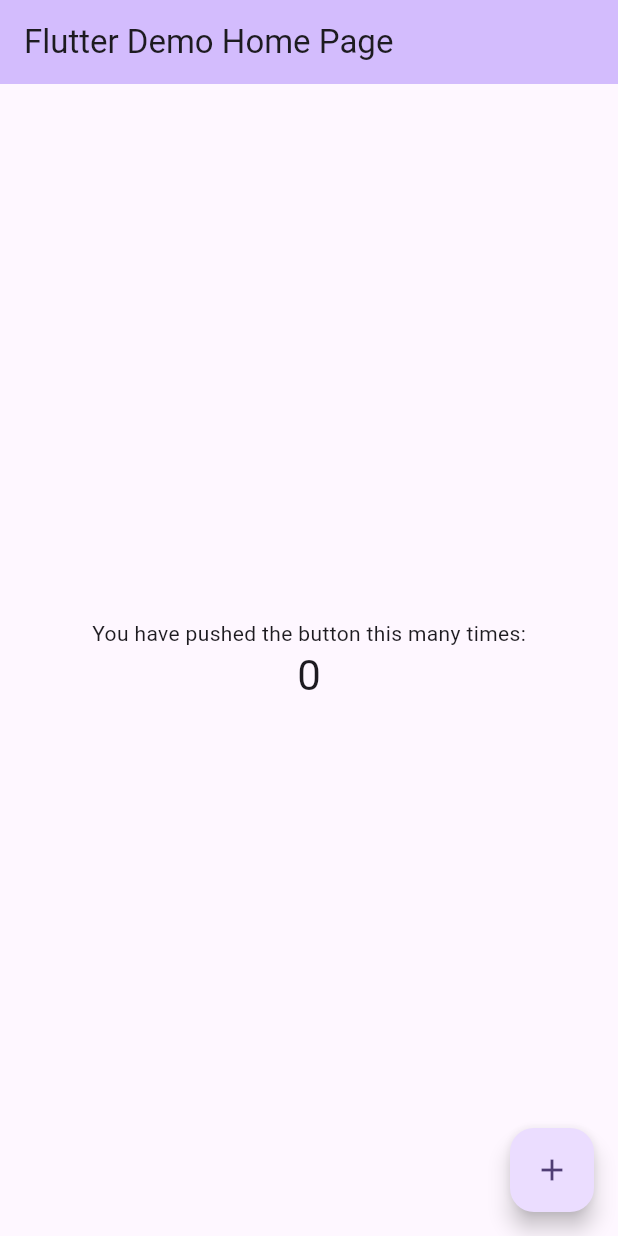
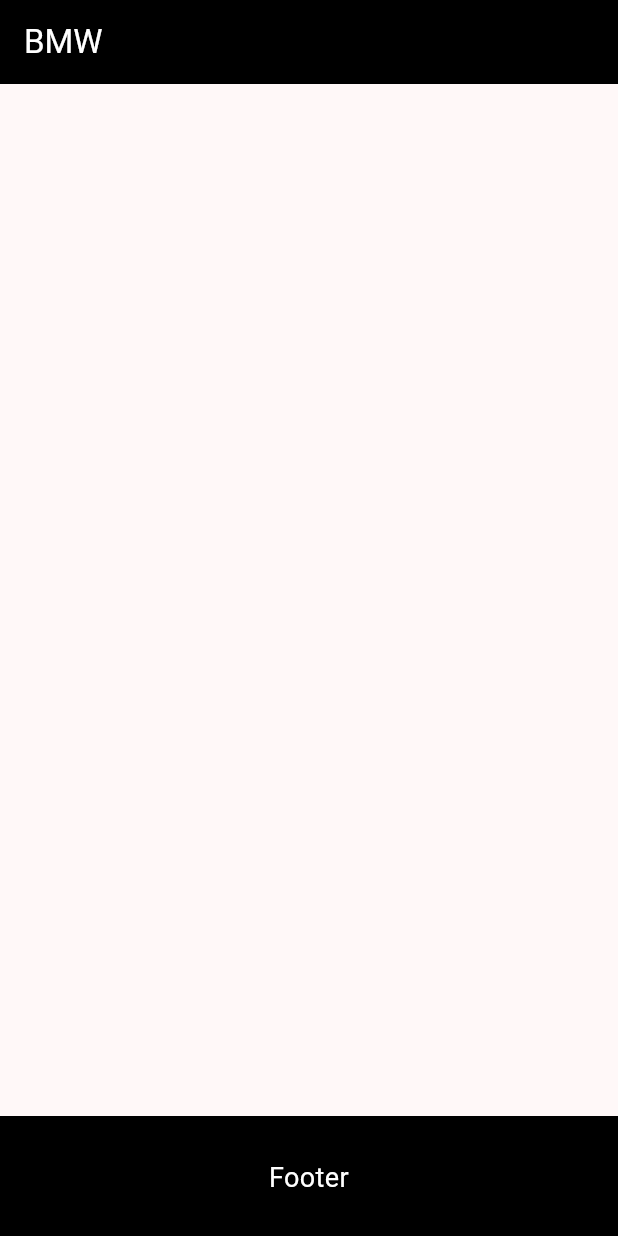
Before and after one commit to michellamilecka/CarDealership, a Flutter app: the screen it shows after launch, on a phone screen of 412 x 824 dp. Run offline on Flutter 3.47's test engine with Material 3 defaults, Android fonts, the light colour scheme and no system bars.

Commit message:
Header i Footer

```diff
--- a/salon_samochodowy/lib/main.dart
+++ b/salon_samochodowy/lib/main.dart
@@ -11,42 +11,18 @@
   @override
   Widget build(BuildContext context) {
     return MaterialApp(
-      title: 'Flutter Demo',
+      title: 'BMW',
       theme: ThemeData(
-        // This is the theme of your application.
-        //
-        // TRY THIS: Try running your application with "flutter run". You'll see
-        // the application has a purple toolbar. Then, without quitting the app,
-        // try changing the seedColor in the colorScheme below to Colors.green
-        // and then invoke "hot reload" (save your changes or press the "hot
-        // reload" button in a Flutter-supported IDE, or press "r" if you used
-        // the command line to start the app).
-        //
-        // Notice that the counter didn't reset back to zero; the application
-        // state is not lost during the reload. To reset the state, use hot
-        // restart instead.
-        //
-        // This works for code too, not just values: Most code changes can be
-        // tested with just a hot reload.
-        colorScheme: ColorScheme.fromSeed(seedColor: Colors.deepPurple),
+        colorScheme: ColorScheme.fromSeed(seedColor: Colors.black),
         useMaterial3: true,
       ),
-      home: const MyHomePage(title: 'Flutter Demo Home Page'),
+      home: const MyHomePage(title: 'BMW'),
     );
   }
 }
 
 class MyHomePage extends StatefulWidget {
   const MyHomePage({super.key, required this.title});
-
-  // This widget is the home page of your application. It is stateful, meaning
-  // that it has a State object (defined below) that contains fields that affect
-  // how it looks.
-
-  // This class is the configuration for the state. It holds the values (in this
-  // case the title) provided by the parent (in this case the App widget) and
-  // used by the build method of the State. Fields in a Widget subclass are
-  // always marked "final".
 
   final String title;
 
@@ -55,71 +31,31 @@
 }
 
 class _MyHomePageState extends State<MyHomePage> {
-  int _counter = 0;
-
-  void _incrementCounter() {
-    setState(() {
-      // This call to setState tells the Flutter framework that something has
-      // changed in this State, which causes it to rerun the build method below
-      // so that the display can reflect the updated values. If we changed
-      // _counter without calling setState(), then the build method would not be
-      // called again, and so nothing would appear to happen.
-      _counter++;
-    });
-  }
 
   @override
   Widget build(BuildContext context) {
-    // This method is rerun every time setState is called, for instance as done
-    // by the _incrementCounter method above.
-    //
-    // The Flutter framework has been optimized to make rerunning build methods
-    // fast, so that you can just rebuild anything that needs updating rather
-    // than having to individually change instances of widgets.
     return Scaffold(
       appBar: AppBar(
-        // TRY THIS: Try changing the color here to a specific color (to
-        // Colors.amber, perhaps?) and trigger a hot reload to see the AppBar
-        // change color while the other colors stay the same.
-        backgroundColor: Theme.of(context).colorScheme.inversePrimary,
-        // Here we take the value from the MyHomePage object that was created by
-        // the App.build method, and use it to set our appbar title.
-        title: Text(widget.title),
-      ),
-      body: Center(
-        // Center is a layout widget. It takes a single child and positions it
-        // in the middle of the parent.
-        child: Column(
-          // Column is also a layout widget. It takes a list of children and
-          // arranges them vertically. By default, it sizes itself to fit its
-          // children horizontally, and tries to be as tall as its parent.
-          //
-          // Column has various properties to control how it sizes itself and
-          // how it positions its children. Here we use mainAxisAlignment to
-          // center the children vertically; the main axis here is the vertical
-          // axis because Columns are vertical (the cross axis would be
-          // horizontal).
-          //
-          // TRY THIS: Invoke "debug painting" (choose the "Toggle Debug Paint"
-          // action in the IDE, or press "p" in the console), to see the
-          // wireframe for each widget.
-          mainAxisAlignment: MainAxisAlignment.center,
-          children: <Widget>[
-            const Text(
-              'You have pushed the button this many times:',
-            ),
-            Text(
-              '$_counter',
-              style: Theme.of(context).textTheme.headlineMedium,
-            ),
-          ],
+        backgroundColor: Colors.black,
+        title: Text(
+          widget.title,
+          style: TextStyle(color: Colors.white),
         ),
       ),
-      floatingActionButton: FloatingActionButton(
-        onPressed: _incrementCounter,
-        tooltip: 'Increment',
-        child: const Icon(Icons.add),
-      ), // This trailing comma makes auto-formatting nicer for build methods.
+      body: const Center(
+        child: Text(''),
+      ),
+      bottomNavigationBar: BottomAppBar(
+        color: Colors.black,
+        child: Padding(
+          padding: const EdgeInsets.all(16.0),
+          child: Text(
+            'Footer',
+            style: const TextStyle(color: Colors.white, fontSize: 18),
+            textAlign: TextAlign.center,
+          ),
+        ),
+      ),
     );
   }
 }
```
